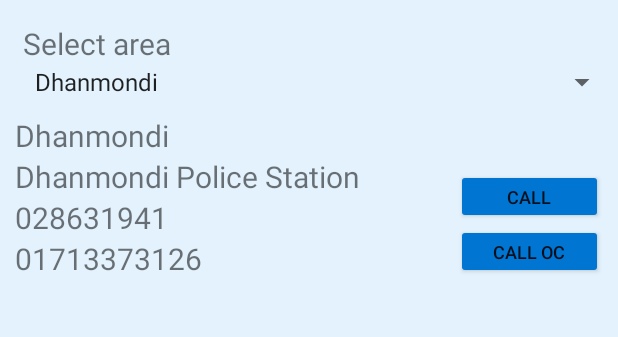
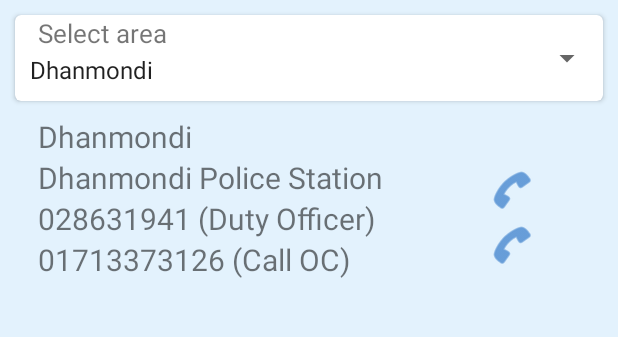
Before and after one commit to bdcosta07/EmergencyService, an Android app: the PoliceActivity screen opened directly, with no data from a screen before it, on a phone screen of 412 x 824 dp, the part 84-421 px from its top. Run offline under Robolectric (Android 15) with nearby library versions, the phone set to English and light mode, and no system bars.

Commit message:
random edited

```diff
--- a/app/src/main/java/com/kichukkhon/emergencyservice/Adapter/PoliceAdapter.java
+++ b/app/src/main/java/com/kichukkhon/emergencyservice/Adapter/PoliceAdapter.java
@@ -8,6 +8,7 @@ import android.view.View;
 import android.view.ViewGroup;
 import android.widget.ArrayAdapter;
 import android.widget.Button;
+import android.widget.ImageButton;
 import android.widget.TextView;
 
 import com.kichukkhon.emergencyservice.Class.Areas;
@@ -28,7 +29,7 @@ public class PoliceAdapter extends ArrayAdapter {
     TextView tvPoliceStation;
     TextView tvPhoneNo;
     TextView tvPhoneNoOc;
-    Button btnEdit, btnCall,btnCallOc;
+    ImageButton btnEdit, btnCall,btnCallOc;
     int id;
 }
 
@@ -57,9 +58,9 @@ public class PoliceAdapter extends ArrayAdapter {
             viewHolder.tvPoliceStation = (TextView) rowView.findViewById(R.id.tvThana);
             viewHolder.tvPhoneNo = (TextView) rowView.findViewById(R.id.tvPhoneNo);
             viewHolder.tvPhoneNoOc = (TextView) rowView.findViewById(R.id.tvPhoneNoOc);
-            viewHolder.btnEdit = (Button) rowView.findViewById(R.id.btnEdit);
-            viewHolder.btnCall = (Button) rowView.findViewById(R.id.btnCall);
-            viewHolder.btnCallOc=(Button)rowView.findViewById(R.id.btnCallOc);
+            viewHolder.btnEdit = (ImageButton) rowView.findViewById(R.id.btnEdit);
+            viewHolder.btnCall = (ImageButton) rowView.findViewById(R.id.btnCall);
+            viewHolder.btnCallOc=(ImageButton) rowView.findViewById(R.id.btnCallOc);
             rowView.setTag(viewHolder);
         } else {
             viewHolder = (ViewHolder) rowView.getTag();
@@ -73,8 +74,8 @@ public class PoliceAdapter extends ArrayAdapter {
 
         viewHolder.tvAreaName.setText(area != null ? area.getAreaName() : "");
         viewHolder.tvPoliceStation.setText(policeList.get(position).getPoliceStation());
-        viewHolder.tvPhoneNo.setText(policeList.get(position).getPhoneNo());
-        viewHolder.tvPhoneNoOc.setText(policeList.get(position).getPhoneNoOc());
+        viewHolder.tvPhoneNo.setText(policeList.get(position).getPhoneNo()+" (Duty Officer)");
+        viewHolder.tvPhoneNoOc.setText(policeList.get(position).getPhoneNoOc()+" (Call OC)");
 
         viewHolder.btnCall.setOnClickListener(new View.OnClickListener() {
             @Override
--- a/app/src/main/res/layout/activity_ambulance.xml
+++ b/app/src/main/res/layout/activity_ambulance.xml
@@ -49,7 +49,9 @@
         <ListView
             android:id="@+id/lvAmbulance"
             android:layout_width="match_parent"
-        android:layout_height="wrap_content">
+            android:layout_height="wrap_content"
+            android:layout_marginLeft="15dp"
+            android:layout_marginRight="15dp">
 
         </ListView>
 
--- a/app/src/main/res/layout/activity_police.xml
+++ b/app/src/main/res/layout/activity_police.xml
@@ -17,24 +17,40 @@
             layout="@layout/toolbar" />
     </LinearLayout>
 
+    <android.support.v7.widget.CardView
+        xmlns:card_view="http://schemas.android.com/apk/res-auto"
+        android:id="@+id/card_view2"
+        android:layout_gravity="center"
+        android:layout_width="match_parent"
+        android:layout_height="wrap_content"
+        android:layout_marginTop="10dp"
+        android:layout_marginLeft="10dp"
+        android:layout_marginRight="10dp"
+        card_view:cardCornerRadius="4dp">
+
         <TextView
             android:layout_width="match_parent"
             android:layout_height="wrap_content"
             android:text="@string/area"
-        android:textSize="20dp"
+            android:textSize="17dp"
             android:paddingLeft="15dp"
-        android:paddingTop="15dp"/>
+            />
 
         <Spinner
             android:id="@+id/spinnerArea"
             android:layout_width="match_parent"
             android:layout_height="wrap_content"
-        android:paddingLeft="15dp">
+            android:paddingLeft="2dp"
+            android:paddingTop="25dp"
+            android:paddingBottom="10dp">
         </Spinner>
+    </android.support.v7.widget.CardView>
     <ListView
         android:id="@+id/lvPolice"
         android:layout_width="match_parent"
-        android:layout_height="wrap_content">
+        android:layout_height="wrap_content"
+        android:layout_marginLeft="15dp"
+        android:layout_marginRight="15dp">
 
     </ListView>
     <Button
--- a/app/src/main/res/layout/row_police.xml
+++ b/app/src/main/res/layout/row_police.xml
@@ -47,30 +47,37 @@
             android:orientation="vertical"
             android:layout_gravity="right"
             android:layout_weight="1">
-            <Button
+            <ImageButton
                 android:id="@+id/btnEdit"
                 android:layout_width="match_parent"
                 android:layout_height="0dp"
+                android:layout_marginBottom="-5dp"
                 android:text="Edit"
-                android:textSize="12dp"
                 android:onClick="btnEdit"
-                android:layout_weight="1"/>
-            <Button
+                android:layout_weight="1"
+                android:src="@android:drawable/ic_menu_edit"
+                android:tint="@color/colorPrimaryDark"
+                android:background="?attr/selectableItemBackgroundBorderless"/>
+            <ImageButton
                 android:id="@+id/btnCall"
                 android:layout_width="match_parent"
                 android:layout_height="0dp"
                 android:text="Call"
                 android:layout_weight="1"
                 android:onClick="btnCall"
-                android:textSize="12dp"/>
-            <Button
+                android:src="@android:drawable/ic_menu_call"
+                android:tint="@color/colorPrimaryDark"
+                android:background="?attr/selectableItemBackgroundBorderless"/>
+            <ImageButton
                 android:id="@+id/btnCallOc"
                 android:layout_width="match_parent"
                 android:layout_height="0dp"
-                android:text="Call OC"
+                android:text="Call"
                 android:layout_weight="1"
                 android:onClick="btnCallOc"
-                android:textSize="12dp"/>
+                android:src="@android:drawable/ic_menu_call"
+                android:tint="@color/colorPrimaryDark"
+                android:background="?attr/selectableItemBackgroundBorderless"/>
         </LinearLayout>
 
     </LinearLayout>
```
Also changed, not shown: app/src/main/java/com/kichukkhon/emergencyservice/Adapter/AmbulanceAdapter.java (+4 -3 lines), app/src/main/java/com/kichukkhon/emergencyservice/Adapter/FireServiceAdapter.java (+4 -3 lines), app/src/main/res/layout/activity_fire_service.xml (+20 -4 lines), app/src/main/res/layout/row_fire_service.xml (+9 -5 lines). Lines whose indentation alone changed are shown as unchanged.
